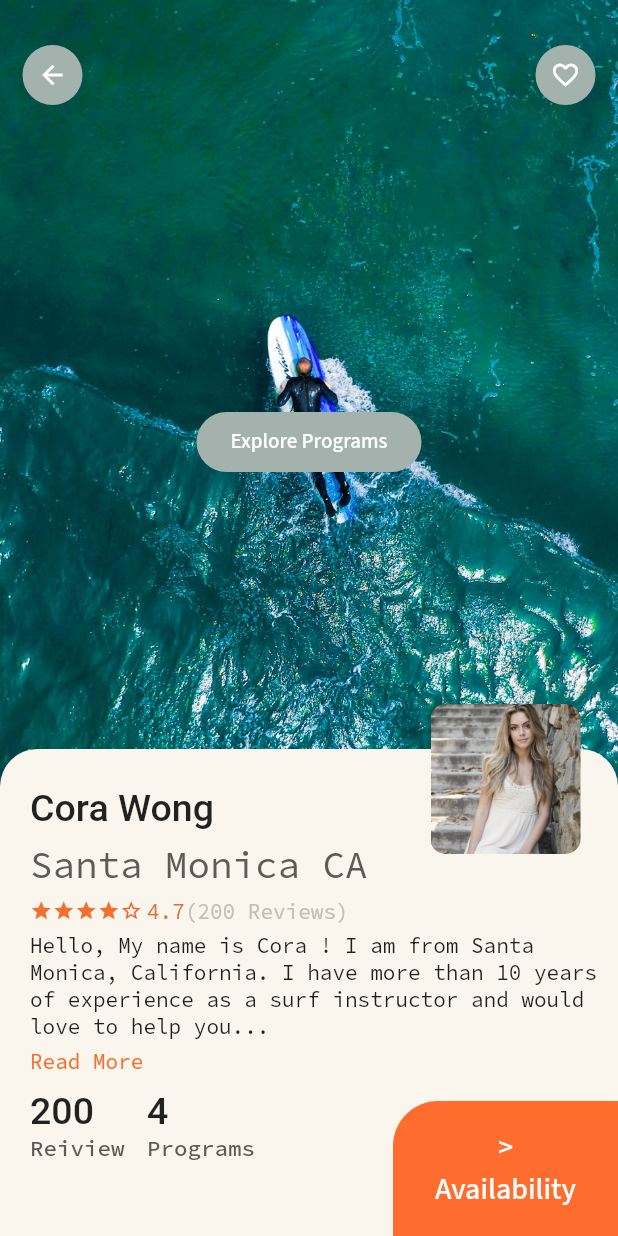
After one commit to lmadhuranga/flutter-uis, a Flutter app: the InstructorDetails screen opened directly with sample values from the repository, on a phone screen of 412 x 824 dp. The commit adds this screen. Run offline on Flutter 3.47's test engine with Material 2 defaults, Android fonts, the phone set to English and light mode, and no system bars; drawn by our look-alikes of smooth_star_rating; our stand-ins replace google_fonts; Roboto replaces fonts that are missing (Tinos); project files that could hold a hidden picture were left out.

Commit message:
Finixed surf instrociton details apge added

```diff
--- a/lib/Surfin/ListInstroctors.dart
+++ b/lib/Surfin/ListInstroctors.dart
@@ -1,4 +1,5 @@
 import 'package:curved_designs/Surfin/Models/Instructor.dart';
+import 'package:curved_designs/Surfin/instructor_details.dart';
 import 'package:flutter/material.dart';
 import 'package:google_fonts/google_fonts.dart';
 
@@ -115,7 +116,11 @@ class _ListInstructorsState extends State<ListInstructors> {
   buildInstructorGrid(Instructor instructor) {
     return GestureDetector(
       onTap: () {
-        // Todo::
+        Navigator.of(context).push(
+          MaterialPageRoute(
+            builder: (context) => InstructorDetails(selectedInstructor: instructor),
+          )
+        );
       },
       child: Padding(
         padding: EdgeInsets.all(5.0),
--- /dev/null
+++ b/lib/Surfin/instructor_details.dart
@@ -0,0 +1,291 @@
+import 'package:curved_designs/Surfin/Models/Instructor.dart';
+import 'package:flutter/material.dart';
+import 'package:google_fonts/google_fonts.dart';
+import 'package:smooth_star_rating/smooth_star_rating.dart';
+
+class InstructorDetails extends StatefulWidget {
+  final Instructor selectedInstructor;
+
+  InstructorDetails({this.selectedInstructor});
+  @override
+  _InstructorDetailsState createState() => _InstructorDetailsState();
+}
+
+class _InstructorDetailsState extends State<InstructorDetails> {
+  @override
+  Widget build(BuildContext context) {
+
+    var sWidth = MediaQuery.of(context).size.width;
+    var sHeight = MediaQuery.of(context).size.height;
+
+    return Scaffold(
+      body: Stack(
+        children: [
+          Container(
+            height: sHeight,
+            width: sWidth,
+            decoration: BoxDecoration(
+              image: DecorationImage(
+                image: AssetImage('assets/surfin/surfing.jpg'),
+                fit: BoxFit.cover
+              )
+            ),
+          ),
+          Positioned(
+            top: sHeight - sHeight / 3 - 50.0,
+            child: Container(
+              padding: EdgeInsets.only(left: 20.0 ),
+              height: sHeight / 3 + 50.0,
+              width: sWidth,
+              decoration: BoxDecoration(
+                color: Color(0xFFFAF6ED),
+                borderRadius: BorderRadius.only(topLeft: Radius.circular(25.0), topRight: Radius.circular(25.0)),
+              ),
+              child: Column(
+                crossAxisAlignment: CrossAxisAlignment.start,
+                children: [
+                  SizedBox(height: 25.0,),
+                  Text(
+                    widget.selectedInstructor.instructorName,
+                    style: GoogleFonts.tinos(
+                      fontSize: 25.0,
+                      fontWeight: FontWeight.w500
+                    ),
+                  ),
+                  SizedBox( height: 7.0, ),
+                  Text(
+                    'Santa Monica CA',
+                    style: GoogleFonts.sourceCodePro(
+                      fontSize: 25.0,
+                      fontWeight: FontWeight.w400,
+                      color: Color(0xFF5E5B54)
+                    ),
+                  ),
+                  SizedBox(height: 7.0,),
+                  Column(
+                    crossAxisAlignment: CrossAxisAlignment.start,
+                    children: [
+                      Row(
+                        children: [
+                          SmoothStarRating(
+                            allowHalfRating: false,
+                            starCount: 5,
+                            rating: 4.0,
+                            size: 15.0,
+                            color: Color(0xFFF36F32),
+                            borderColor: Color(0xFFF35F32),
+                            spacing: 0.0,
+                          ),
+                          SizedBox(width: 3.0,),
+                          Text(
+                            '4.7',
+                            style: GoogleFonts.sourceCodePro(
+                              fontSize: 14.0,
+                              fontWeight: FontWeight.w400,
+                              color: Color(0xFFD57843),
+                            ),
+                          ),
+                          SizedBox(height: 3.0,),
+                          Text(
+                            '(200 Reviews)',
+                            style: GoogleFonts.sourceCodePro(
+                              fontSize: 14.0,
+                              fontWeight: FontWeight.w400,
+                              color: Color(0xFFC2C0B6),
+                            ),
+                          ),
+                        ],
+                      ),
+                      SizedBox(height: 5.0,),
+                      Text('Hello, My name is Cora ! I am from Santa Monica, California. I have more than 10 years of experience as a surf instructor and would love to help you...',
+                        style: GoogleFonts.sourceCodePro(
+                          fontSize: 14.0,
+                          fontWeight: FontWeight.w400,
+                          color: Color(0xFF201F1C)
+                        ),
+                      ),
+                      SizedBox(height: 5.0,),
+                      Text(
+                        'Read More',
+                        style: GoogleFonts.sourceCodePro(
+                          fontSize: 14.0,
+                          fontWeight: FontWeight.w400,
+                          color: Color(0xFFF36F32)
+                        ),
+                      ),
+                      SizedBox(height: 10.0,),
+                      Container(
+                        width: 150.0,
+                        child: Row(
+                          mainAxisAlignment: MainAxisAlignment.spaceBetween,
+                          children: [
+                            Column(
+                              crossAxisAlignment: CrossAxisAlignment.start,
+                              children: [
+                                Text(
+                                  '200',
+                                  style: GoogleFonts.tinos(
+                                    fontSize: 25.0,
+                                    fontWeight: FontWeight.w500
+                                  ),
+                                ),
+                                Text(
+                                  'Reiview',
+                                  style: GoogleFonts.sourceCodePro(
+                                    fontSize: 15.0,
+                                    fontWeight: FontWeight.w500,
+                                    color: Color(0xFF5E5B54)
+                                  ),
+                                )
+                              ],
+                            ),
+                            Column(
+                              crossAxisAlignment: CrossAxisAlignment.start,
+                              children: [
+                                Text(
+                                  '4',
+                                  style: GoogleFonts.tinos(
+                                    fontSize: 25.0,
+                                    fontWeight: FontWeight.w500
+                                  ),
+                                ),
+                                Text(
+                                  'Programs',
+                                  style: GoogleFonts.sourceCodePro(
+                                    fontSize: 15.0,
+                                    fontWeight: FontWeight.w500,
+                                    color: Color(0xFF5E5B54)
+                                  ),
+                                )
+                              ],
+                            ),
+                          ],
+                        ),
+                      )
+                    ],
+                  )
+                ],
+              ),
+            ),
+          ),
+          Align(
+            alignment: Alignment.bottomRight,
+            child: Container(
+              height: 90.0,
+              width: 150.0,
+              child: Center(
+                child: Column(
+                  mainAxisAlignment: MainAxisAlignment.center,
+                  children: [
+                    Text(
+                      '>',
+                      style: GoogleFonts.sourceSansPro(
+                        fontSize: 20.0,
+                        fontWeight: FontWeight.w500,
+                        color: Colors.white
+                      ),
+                    ),
+                    Text(
+                      'Availability',
+                      style: GoogleFonts.sourceSansPro(
+                        fontSize: 20.0,
+                        fontWeight: FontWeight.w500,
+                        color: Colors.white
+                      ),
+                    )
+                  ],
+                ),
+              ),
+              decoration: BoxDecoration(
+                borderRadius: BorderRadius.only(topLeft: Radius.circular(30.0)),
+                color: Color(0xFFFE6D2E)
+              ),
+            ),
+          ),
+          Align(
+            alignment: Alignment.topLeft,
+            child: Padding(
+              padding: EdgeInsets.only(left: 15.0, top:30.0),
+              child: Container(
+                height: 40.0,
+                width: 40.0,
+                decoration: BoxDecoration(
+                  shape: BoxShape.circle,
+                  color: Color(0xFFA4B2AE),
+                ),
+                child: Center(
+                  child: Icon(
+                    Icons.arrow_back,
+                    size: 20.0,
+                    color: Colors.white,
+                  ),
+                ),
+              )
+            ),
+          ),
+           Align(
+            alignment: Alignment.topRight,
+            child: Padding(
+              padding: EdgeInsets.only(right: 15.0, top:30.0),
+              child: Container(
+                height: 40.0,
+                width: 40.0,
+                decoration: BoxDecoration(
+                  shape: BoxShape.circle,
+                  color: Color(0xFFA4B2AE),
+                ),
+                child: Center(
+                  child: Icon(
+                    Icons.favorite_border,
+                    size: 20.0,
+                    color: Colors.white,
+                  ),
+                ),
+              )
+            ),
+          ),
+          Positioned(
+            top: (sHeight - sHeight / 3 ) / 2,
+            left: (sWidth / 2) - 75.0,
+            child: Container(
+              height: 40.0,
+              width: 150.0,
+              decoration: BoxDecoration(
+                color: Color(0xFFA4B2AE),
+                borderRadius: BorderRadius.circular(20.0)
+              ),
+              child: Center(
+                child: Text(
+                  'Explore Programs',
+                  style: GoogleFonts.sourceSansPro(
+                    fontSize: 14.0,
+                    fontWeight: FontWeight.w500,
+                    color: Colors.white
+                  ),
+                ),
+              ),
+            ),
+          ),
+          Positioned(
+            top: sHeight - sHeight / 3 - 80.0,
+            right: 25.0,
+            child: Hero(
+              tag: widget.selectedInstructor.instructorPic,
+              child: Container(
+                height: 100.0,
+                width: 100.0,
+                decoration: BoxDecoration(
+                  image: DecorationImage(
+                    image: AssetImage(widget.selectedInstructor.instructorPic),
+                    fit: BoxFit.cover
+                  ),
+                  borderRadius: BorderRadius.circular(10.0)
+                ),
+              ),
+            ),
+          )
+        ],
+      ),
+    );
+  }
+}
```
